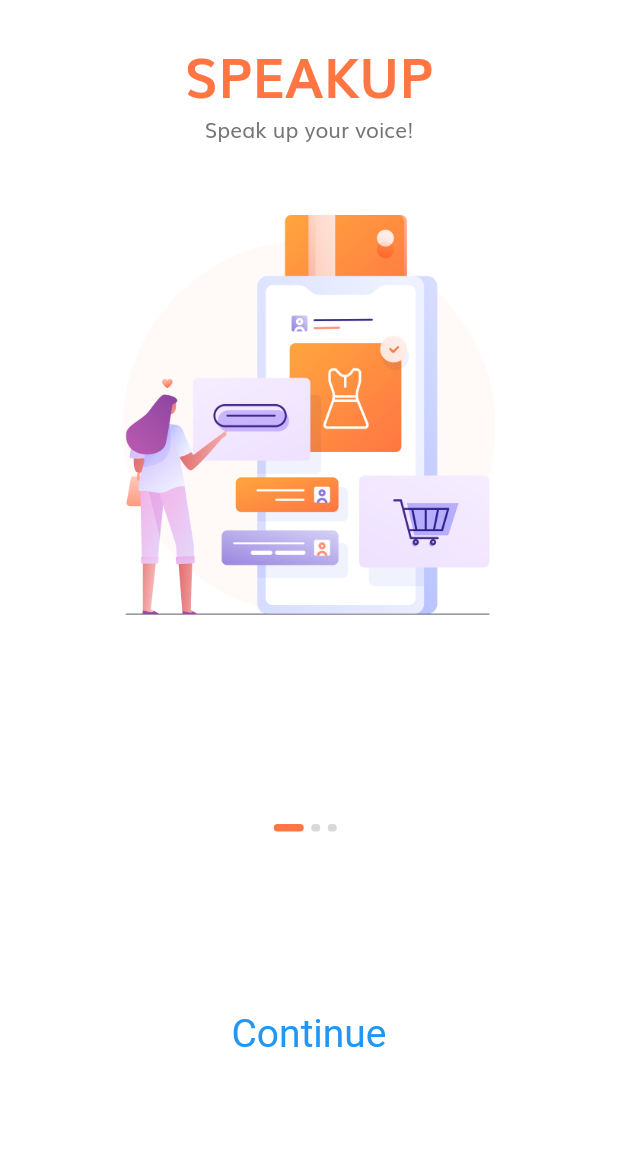
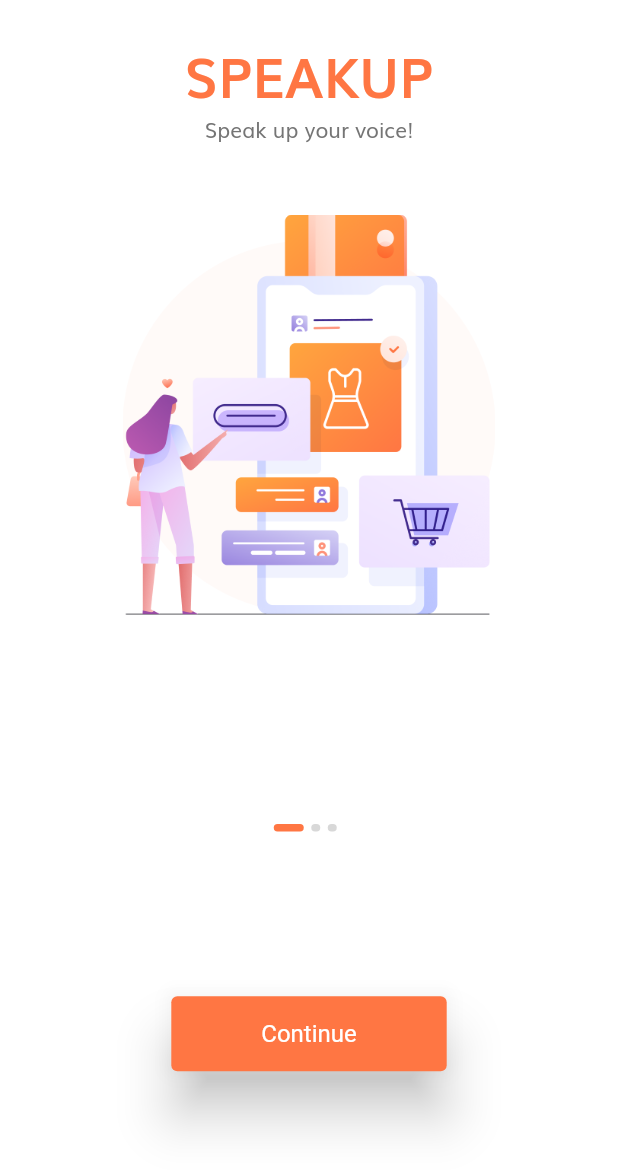
Before and after one commit to Savimbi/e-commerce-flutter, a Flutter app: the screen it shows after launch, on a phone screen of 412 x 824 dp. Shown: the top 1170 px of the screen. Run offline on Flutter 3.47's test engine with Material 2 defaults, Android fonts, the phone set to English and light mode, and no system bars.

Commit message:
Add the start button

```diff
--- a/lib/screens/components/body.dart
+++ b/lib/screens/components/body.dart
@@ -52,8 +52,14 @@ class _BodyState extends State<Body> {
                   Spacer(),
                   TextButton(
                     style: TextButton.styleFrom(
+                      primary: Colors.white,
+                      backgroundColor: kPrimaryColor,
+                      elevation: 15,
+                      padding: EdgeInsets.only(
+                          left: 60, right: 60, top: 15, bottom: 15),
+                      minimumSize: const Size(100, 50),
                       textStyle: const TextStyle(
-                        fontSize: 26,
+                        fontSize: 16,
                       ),
                     ),
                     onPressed: () {},
```
Also changed, not shown: pubspec.lock.
